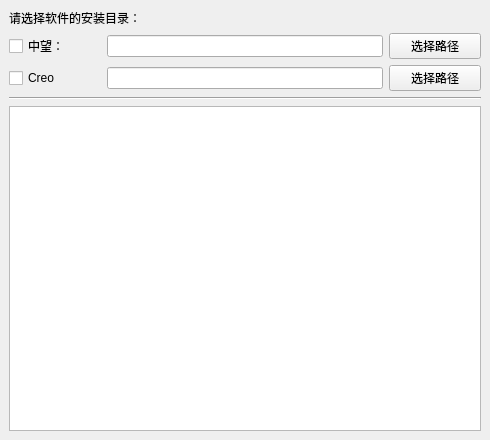
The window that ui/install.ui (Durpe/Pyqt5_learning) describes before a commit, drawn with Qt 5.
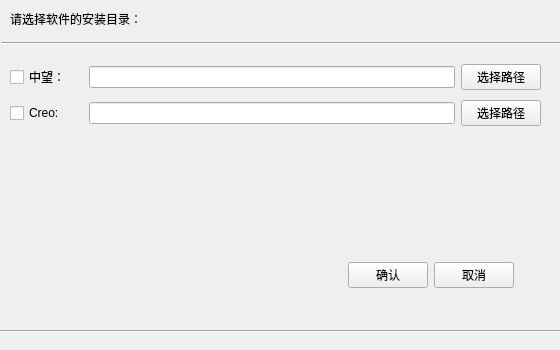
The same window after the commit.

Commit message: QT练习

What changed in the file:
```diff
--- a/ui/install.ui
+++ b/ui/install.ui
@@ -2,21 +2,42 @@
 <ui version="4.0">
  <class>MainWindow</class>
  <widget class="QMainWindow" name="MainWindow">
+  <property name="enabled">
+   <bool>true</bool>
+  </property>
   <property name="geometry">
    <rect>
     <x>0</x>
     <y>0</y>
-    <width>490</width>
-    <height>440</height>
+    <width>560</width>
+    <height>350</height>
    </rect>
   </property>
+  <property name="minimumSize">
+   <size>
+    <width>560</width>
+    <height>350</height>
+   </size>
+  </property>
+  <property name="maximumSize">
+   <size>
+    <width>560</width>
+    <height>350</height>
+   </size>
+  </property>
   <property name="windowTitle">
    <string>请选择软件安装目录</string>
   </property>
   <widget class="QWidget" name="widget">
-   <layout class="QVBoxLayout" name="verticalLayout">
-    <item>
      <widget class="QLabel" name="label">
+    <property name="geometry">
+     <rect>
+      <x>10</x>
+      <y>10</y>
+      <width>165</width>
+      <height>16</height>
+     </rect>
+    </property>
       <property name="text">
        <string>请选择软件的安装目录：</string>
       </property>
@@ -24,9 +45,37 @@
        <set>Qt::AlignLeading|Qt::AlignLeft|Qt::AlignTop</set>
       </property>
      </widget>
-    </item>
+   <widget class="QWidget" name="">
+    <property name="geometry">
+     <rect>
+      <x>1</x>
+      <y>33</y>
+      <width>591</width>
+      <height>21</height>
+     </rect>
+    </property>
+    <layout class="QVBoxLayout" name="verticalLayout_2">
+     <item>
+      <widget class="Line" name="line">
+       <property name="orientation">
+        <enum>Qt::Horizontal</enum>
+       </property>
+      </widget>
+     </item>
+    </layout>
+   </widget>
+   <widget class="QWidget" name="">
+    <property name="geometry">
+     <rect>
+      <x>10</x>
+      <y>60</y>
+      <width>531</width>
+      <height>71</height>
+     </rect>
+    </property>
+    <layout class="QVBoxLayout" name="verticalLayout" stretch="2,2">
     <item>
-     <layout class="QHBoxLayout" name="horizontalLayout" stretch="1,3,1">
+      <layout class="QHBoxLayout" name="horizontalLayout" stretch="1,5,1">
       <item>
        <widget class="QCheckBox" name="checkBox">
         <property name="text">
@@ -47,11 +96,11 @@
      </layout>
     </item>
     <item>
-     <layout class="QHBoxLayout" name="horizontalLayout_2" stretch="1,3,1">
+      <layout class="QHBoxLayout" name="horizontalLayout_2" stretch="1,5,1">
       <item>
        <widget class="QCheckBox" name="checkBox_2">
         <property name="text">
-         <string>Creo</string>
+          <string>Creo:</string>
         </property>
        </widget>
       </item>
@@ -67,17 +116,92 @@
       </item>
      </layout>
     </item>
+    </layout>
+   </widget>
+   <widget class="QWidget" name="">
+    <property name="geometry">
+     <rect>
+      <x>-10</x>
+      <y>330</y>
+      <width>591</width>
+      <height>21</height>
+     </rect>
+    </property>
+    <layout class="QVBoxLayout" name="verticalLayout_3">
     <item>
-     <widget class="Line" name="line">
+      <widget class="Line" name="line_2">
       <property name="orientation">
        <enum>Qt::Horizontal</enum>
       </property>
      </widget>
     </item>
     <item>
-     <widget class="QPlainTextEdit" name="plainTextEdit"/>
-    </item>
-   </layout>
+      <spacer name="verticalSpacer_2">
+       <property name="orientation">
+        <enum>Qt::Vertical</enum>
+       </property>
+       <property name="sizeHint" stdset="0">
+        <size>
+         <width>20</width>
+         <height>40</height>
+        </size>
+       </property>
+      </spacer>
+     </item>
+    </layout>
+   </widget>
+   <widget class="QWidget" name="">
+    <property name="geometry">
+     <rect>
+      <x>330</x>
+      <y>260</y>
+      <width>201</width>
+      <height>31</height>
+     </rect>
+    </property>
+    <layout class="QHBoxLayout" name="horizontalLayout_3" stretch="1,0,0,1">
+     <item>
+      <spacer name="horizontalSpacer_2">
+       <property name="orientation">
+        <enum>Qt::Horizontal</enum>
+       </property>
+       <property name="sizeHint" stdset="0">
+        <size>
+         <width>40</width>
+         <height>20</height>
+        </size>
+       </property>
+      </spacer>
+     </item>
+     <item>
+      <widget class="QPushButton" name="pushButton_3">
+       <property name="text">
+        <string>确认</string>
+       </property>
+      </widget>
+     </item>
+     <item>
+      <widget class="QPushButton" name="pushButton_4">
+       <property name="text">
+        <string>取消</string>
+       </property>
+      </widget>
+     </item>
+     <item>
+      <spacer name="horizontalSpacer_3">
+       <property name="orientation">
+        <enum>Qt::Horizontal</enum>
+       </property>
+       <property name="sizeHint" stdset="0">
+        <size>
+         <width>40</width>
+         <height>20</height>
+        </size>
+       </property>
+      </spacer>
+     </item>
+    </layout>
+   </widget>
   </widget>
  </widget>
  <resources/>
```
Lines whose indentation alone changed are shown as unchanged. The commit also changes 1 other file.
